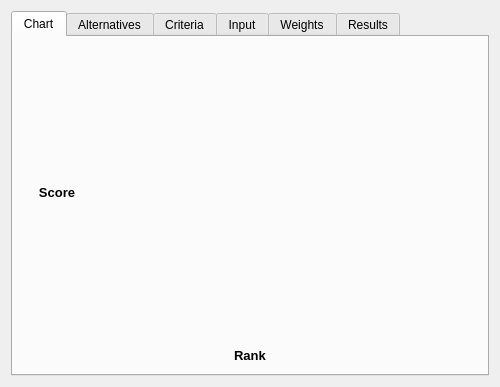
The window that src/gui/mca_result_view.ui (Ecotrust/delphos) describes before a commit, drawn with Qt 5.
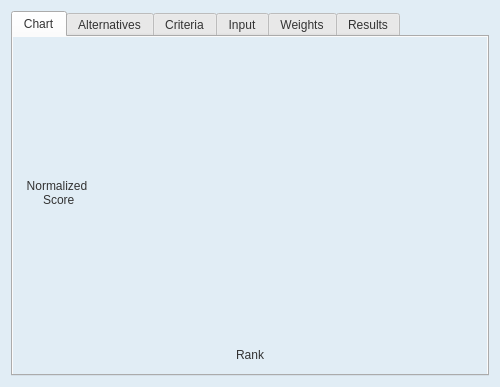
The same window after the commit. Custom widgets are drawn as their Qt base class.

```diff
--- a/src/gui/mca_result_view.ui
+++ b/src/gui/mca_result_view.ui
@@ -20,25 +20,172 @@
   </property>
   <property name="font" >
    <font>
-    <family>Arial</family>
-    <pointsize>9</pointsize>
+    <family>arial</family>
    </font>
   </property>
   <property name="windowTitle" >
    <string>MCA Run Summary</string>
   </property>
+  <property name="styleSheet" >
+   <string notr="true" >.QWidget {
+   background-color: #E1EDF5;
+}
+
+/*Non-main window popup widgets
+QWidget {
+     background-color: #f0f0f5;
+}
+*/
+
+
+	
+QWidget {
+    font-family: arial;
+    color: #333333;	
+}
+
+
+QHeaderView::section {
+    padding-left: 2px;
+    padding-right: 4px;
+    background-color: #FFF7DB;
+    border-width: 1px;
+    border-color: darkkhaki;
+    border-style: solid;
+}
+
+QHeaderView::section:hover {
+   background-color: #FFDF94;
+}
+
+/* Increase the padding, so the text is shifted when the button is
+   pressed. */
+QHeaderView::section:pressed {
+    padding-left: 4px;
+    padding-top: 4px;
+    background-color: #E6A84C;
+}
+
+QMainWindow {
+    background-color: gainsboro;
+    background-position: top right;
+    background-repeat: no-repeat
+}
+
+
+/* Nice Windows-XP-style password character. */
+QLineEdit[echoMode="2"] {
+    lineedit-password-character: 9679;
+}
+
+/* We provide a min-width and min-height for push buttons
+   so that they look elegant regardless of the width of the text. */
+QPushButton {
+    background-color: #FFF2C9;
+    border-width: 1px;
+    border-color: darkkhaki;
+    border-style: solid;
+    border-radius: 5;
+    padding: 2px;
+    padding-left: 4px;
+    padding-right: 4px;
+    min-width: 9ex;
+    min-height: 2.5ex;
+}
+
+QPushButton:hover {
+   background-color: #FFDF94;
+}
+
+/* Increase the padding, so the text is shifted when the button is
+   pressed. */
+QPushButton:pressed {
+    padding-left: 4px;
+    padding-top: 4px;
+    background-color: #E6A84C;
+}
+
+QLabel, QAbstractButton {
+    font: normal;
+}
+
+/* Mark mandatory fields with a brownish color. */
+.mandatory {
+    color: brown;
+}
+
+/* Bold text on status bar looks awful. */
+QStatusBar QLabel {
+   font: normal;
+}
+
+QStatusBar::item {
+    border-width: 1;
+    border-color: darkkhaki;
+    border-style: solid;
+    border-radius: 2;
+}
+
+QComboBox, QLineEdit, QSpinBox, QTextEdit, QListView {
+    background-color: #fafbfc;
+    selection-color: #0a214c;
+    selection-background-color: #FFF2C9;
+}
+
+/* We reserve 1 pixel space in padding. When we get the focus,
+   we kill the padding and enlarge the border. This makes the items
+   glow. */
+QLineEdit {
+    border-width: 1px;
+    padding: 1px;
+    border-style: solid;
+    border-color: #5f66a1;
+    border-radius: 4px;
+}
+
+/* As mentioned above, eliminate the padding and increase the border. */
+QLineEdit:focus, QFrame:focus {
+    border-width: 2px;
+    padding: 0px;
+}
+
+/* Nice to have the background color change when hovered. */
+QRadioButton:hover, QCheckBox:hover {
+    background-color: #FFDF94;
+}
+
+/* Force the dialog's buttons to follow the Windows guidelines. */
+QDialogButtonBox {
+    button-layout: 0;
+}
+
+QToolTip {
+    padding: 5px;
+    border-radius: 3px;
+    opacity: 200;
+}
+</string>
+  </property>
   <layout class="QHBoxLayout" >
    <item>
     <widget class="QTabWidget" name="summary_tab" >
      <property name="font" >
       <font>
-       <pointsize>9</pointsize>
+       <family>arial</family>
       </font>
      </property>
      <property name="currentIndex" >
       <number>0</number>
      </property>
      <widget class="QWidget" name="chart" >
+      <property name="geometry" >
+       <rect>
+        <x>0</x>
+        <y>0</y>
+        <width>476</width>
+        <height>340</height>
+       </rect>
+      </property>
       <attribute name="title" >
        <string>Chart</string>
       </attribute>
@@ -64,14 +211,15 @@
             <widget class="QLabel" name="label_2" >
              <property name="font" >
               <font>
-               <family>Arial</family>
-               <pointsize>10</pointsize>
-               <weight>75</weight>
-               <bold>true</bold>
+               <family>arial</family>
+               <weight>50</weight>
+               <italic>false</italic>
+               <bold>false</bold>
               </font>
              </property>
              <property name="text" >
-              <string>Score</string>
+              <string>Normalized
+ Score</string>
              </property>
              <property name="alignment" >
               <set>Qt::AlignCenter</set>
@@ -111,7 +259,7 @@
              </property>
              <property name="font" >
               <font>
-               <pointsize>10</pointsize>
+               <family>arial</family>
               </font>
              </property>
             </widget>
@@ -139,10 +287,10 @@
           <widget class="QLabel" name="label_3" >
            <property name="font" >
             <font>
-             <family>Arial</family>
-             <pointsize>10</pointsize>
-             <weight>75</weight>
-             <bold>true</bold>
+             <family>arial</family>
+             <weight>50</weight>
+             <italic>false</italic>
+             <bold>false</bold>
             </font>
            </property>
            <property name="text" >
@@ -451,6 +599,16 @@
   </layout>
  </widget>
  <customwidgets>
+  <customwidget>
+   <class>AlternativeTableWidget</class>
+   <extends>QTableWidget</extends>
+   <header>AlternativeTableWidget.h</header>
+  </customwidget>
+  <customwidget>
+   <class>CriteriaTableWidget</class>
+   <extends>QTableWidget</extends>
+   <header>CriteriaTableWidget.h</header>
+  </customwidget>
   <customwidget>
    <class>FinalScoreTableWidget</class>
    <extends>QTableWidget</extends>
@@ -467,16 +625,6 @@
    <extends>QTableWidget</extends>
    <header>WeightMcaTableWidget.h</header>
   </customwidget>
-  <customwidget>
-   <class>AlternativeTableWidget</class>
-   <extends>QTableWidget</extends>
-   <header>AlternativeTableWidget.h</header>
-  </customwidget>
-  <customwidget>
-   <class>CriteriaTableWidget</class>
-   <extends>QTableWidget</extends>
-   <header>CriteriaTableWidget.h</header>
-  </customwidget>
   <customwidget>
    <class>InputResultViewTableWidget</class>
    <extends>QTableWidget</extends>
```
Left out of the diff: 58 changed lines with no effect on the pictures.
